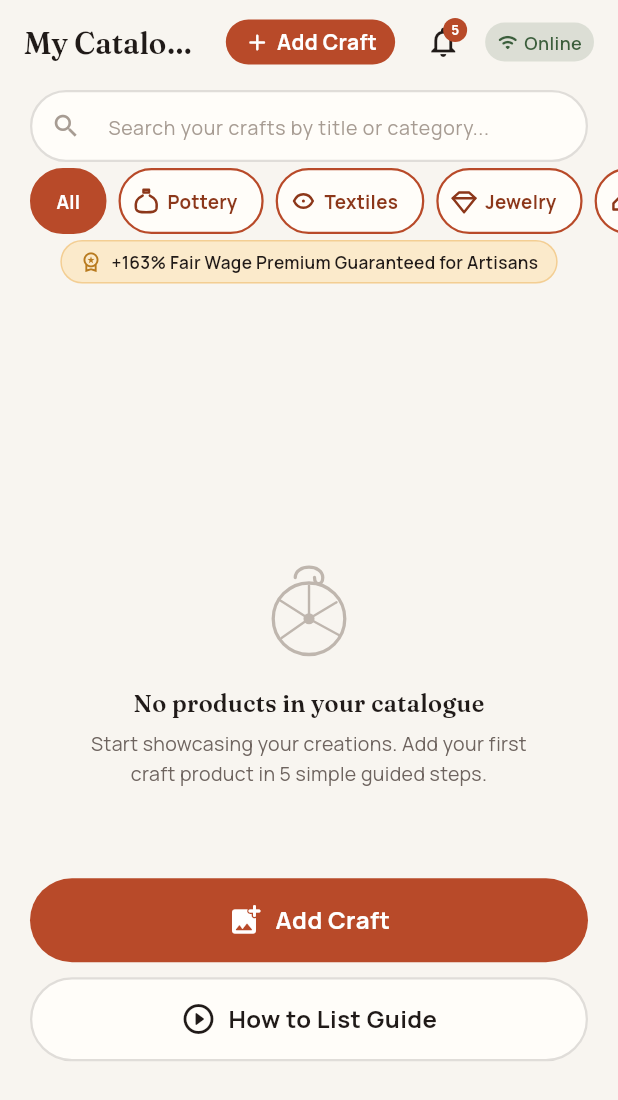
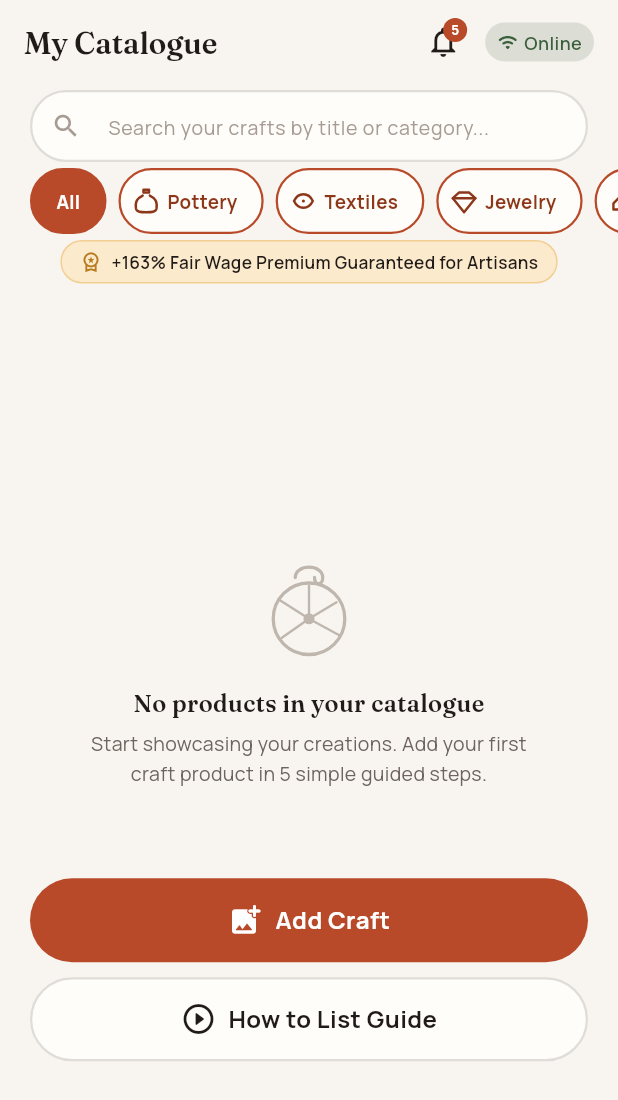
Before and after one commit to kan9667/kalasetu, a Flutter app: the CatalogueScreen screen opened by its route, on a phone screen of 412 x 824 dp. Shown: the top 1100 px of the screen. Run offline on Flutter 3.47's test engine with Material 3 defaults, Android fonts, the phone set to English and light mode, and no system bars; our stand-ins replace cached_network_image, connectivity_plus, dio, drift, easy_localization, flutter_riverpod and 9 more; missing offline and left inert: record, workmanager; accounts and stored records are empty; generated files the repository leaves out were written again; network calls fail.

Commit message:
feat: auto-launch listing tutorial on first sign-in and remove redundant catalogue top button

```diff
--- a/frontend/lib/features/catalogue/screens/catalogue_screen.dart
+++ b/frontend/lib/features/catalogue/screens/catalogue_screen.dart
@@ -262,37 +262,6 @@ class _CatalogueScreenState extends ConsumerState<CatalogueScreen> {
 
     return AppScaffold(
       title: 'my_catalogue_title'.tr(),
-      actions: [
-        Padding(
-          padding: const EdgeInsets.only(right: 8),
-          child: GestureDetector(
-            onTap: () {
-              ref.read(homeTabIndexProvider.notifier).state = 0;
-            },
-            child: Container(
-              padding: const EdgeInsets.symmetric(horizontal: 12, vertical: 6),
-              decoration: BoxDecoration(
-                color: AppColors.terracotta,
-                borderRadius: BorderRadius.circular(AppRadii.button),
-              ),
-              child: Row(
-                mainAxisSize: MainAxisSize.min,
-                children: [
-                  const Icon(Icons.add_rounded, size: 18, color: Colors.white),
-                  const SizedBox(width: 4),
-                  Text(
-                    'add_product_btn'.tr(),
-                    style: AppTextStyles.labelMedium.copyWith(
-                      color: Colors.white,
-                      fontWeight: FontWeight.w700,
-                    ),
-                  ),
-                ],
-              ),
-            ),
-          ),
-        ),
-      ],
       body: Column(
         children: [
           // Search Bar matching kalasetu-redesign-v3.html
```
Also changed, not shown: frontend/lib/core/providers/app_providers.dart (+41 -0 lines), frontend/lib/features/home/screens/home_shell.dart (+44 -7 lines).
